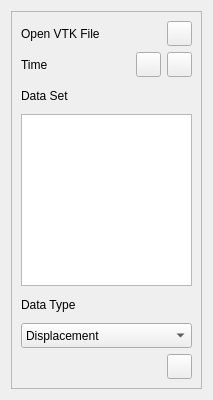
The window that starter/FENGSim/Visual/VTKDockWidget.ui (OpenDigitalTwin-Dev/FENGSim) describes before a commit, drawn with Qt 5.
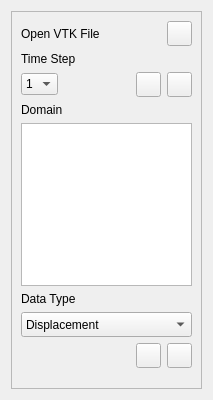
The same window after the commit. Icons and pictures are not drawn.

Patch:
```diff
--- a/starter/FENGSim/Visual/VTKDockWidget.ui
+++ b/starter/FENGSim/Visual/VTKDockWidget.ui
@@ -81,30 +81,56 @@
         </item>
        </layout>
       </item>
+      <item>
+       <widget class="QLabel" name="label_3">
+        <property name="maximumSize">
+         <size>
+          <width>16777215</width>
+          <height>15</height>
+         </size>
+        </property>
+        <property name="font">
+         <font>
+          <pointsize>9</pointsize>
+         </font>
+        </property>
+        <property name="text">
+         <string>Time Step</string>
+        </property>
+       </widget>
+      </item>
       <item>
        <layout class="QHBoxLayout" name="horizontalLayout_2">
+        <property name="spacing">
+         <number>6</number>
+        </property>
         <item>
-         <widget class="QLabel" name="label_3">
-          <property name="minimumSize">
-           <size>
-            <width>0</width>
-            <height>25</height>
-           </size>
-          </property>
-          <property name="maximumSize">
-           <size>
-            <width>16777215</width>
-            <height>25</height>
-           </size>
-          </property>
-          <property name="font">
-           <font>
-            <pointsize>9</pointsize>
-           </font>
-          </property>
-          <property name="text">
-           <string>Time</string>
-          </property>
+         <widget class="QComboBox" name="comboBox_2">
+          <item>
+           <property name="text">
+            <string>1</string>
+           </property>
+          </item>
+          <item>
+           <property name="text">
+            <string>2</string>
+           </property>
+          </item>
+          <item>
+           <property name="text">
+            <string>3</string>
+           </property>
+          </item>
+          <item>
+           <property name="text">
+            <string>4</string>
+           </property>
+          </item>
+          <item>
+           <property name="text">
+            <string>5</string>
+           </property>
+          </item>
          </widget>
         </item>
         <item>
@@ -170,16 +196,10 @@
       </item>
       <item>
        <widget class="QLabel" name="label_4">
-        <property name="minimumSize">
-         <size>
-          <width>0</width>
-          <height>25</height>
-         </size>
-        </property>
         <property name="maximumSize">
          <size>
           <width>16777215</width>
-          <height>25</height>
+          <height>15</height>
          </size>
         </property>
         <property name="font">
@@ -188,7 +208,7 @@
          </font>
         </property>
         <property name="text">
-         <string>Data Set</string>
+         <string>Domain</string>
         </property>
        </widget>
       </item>
@@ -197,10 +217,10 @@
       </item>
       <item>
        <widget class="QLabel" name="label_2">
-        <property name="minimumSize">
+        <property name="maximumSize">
          <size>
-          <width>0</width>
-          <height>25</height>
+          <width>16777215</width>
+          <height>15</height>
          </size>
         </property>
         <property name="font">
@@ -245,6 +265,9 @@
       </item>
       <item>
        <layout class="QHBoxLayout" name="horizontalLayout_3">
+        <property name="spacing">
+         <number>6</number>
+        </property>
         <item>
          <spacer name="horizontalSpacer_2">
           <property name="orientation">
@@ -281,6 +304,29 @@
           </property>
          </widget>
         </item>
+        <item>
+         <widget class="QPushButton" name="pushButton_5">
+          <property name="minimumSize">
+           <size>
+            <width>25</width>
+            <height>25</height>
+           </size>
+          </property>
+          <property name="maximumSize">
+           <size>
+            <width>25</width>
+            <height>25</height>
+           </size>
+          </property>
+          <property name="text">
+           <string/>
+          </property>
+          <property name="icon">
+           <iconset resource="../FEMWindow.qrc">
+            <normaloff>:/fem_wind/figure/fem_wind/printer.png</normaloff>:/fem_wind/figure/fem_wind/printer.png</iconset>
+          </property>
+         </widget>
+        </item>
        </layout>
       </item>
       <item>
@@ -288,13 +334,10 @@
         <property name="orientation">
          <enum>Qt::Vertical</enum>
         </property>
-        <property name="sizeType">
-         <enum>QSizePolicy::Expanding</enum>
-        </property>
         <property name="sizeHint" stdset="0">
          <size>
-          <width>0</width>
-          <height>0</height>
+          <width>20</width>
+          <height>40</height>
          </size>
         </property>
        </spacer>
```
